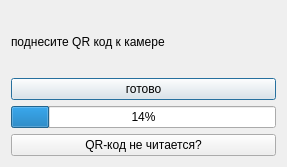
First picture: the form in vydacha_sdacha/action_with_qr_code.ui, repository Plusers/ASL, before the edit.
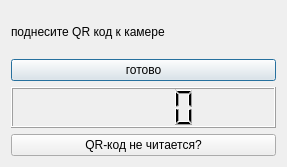
Second picture: the form after the edit.

Diff of the .ui file:
```diff
--- a/vydacha_sdacha/action_with_qr_code.ui
+++ b/vydacha_sdacha/action_with_qr_code.ui
@@ -29,14 +29,7 @@
     </widget>
    </item>
    <item>
-    <widget class="QProgressBar" name="progressBar">
-     <property name="maximum">
-      <number>1000</number>
-     </property>
-     <property name="value">
-      <number>146</number>
-     </property>
-    </widget>
+    <widget class="QLCDNumber" name="lcdNumber"/>
    </item>
    <item>
     <widget class="QPushButton" name="pushButton_2">
```
